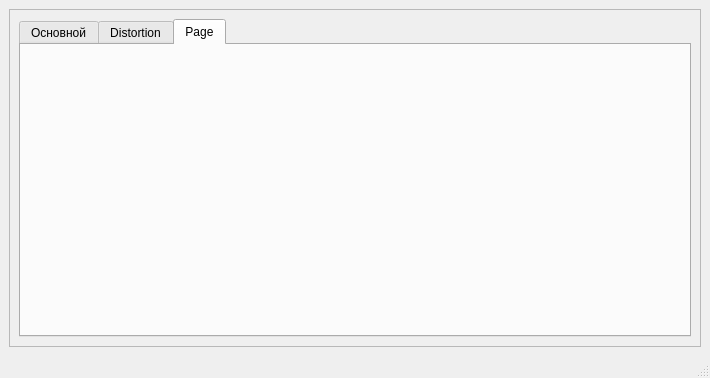
Before: the Qt Designer form ui/mainForm.ui in Andrew-Garanin/AudioDigitalFiltering, drawn with Qt 5.
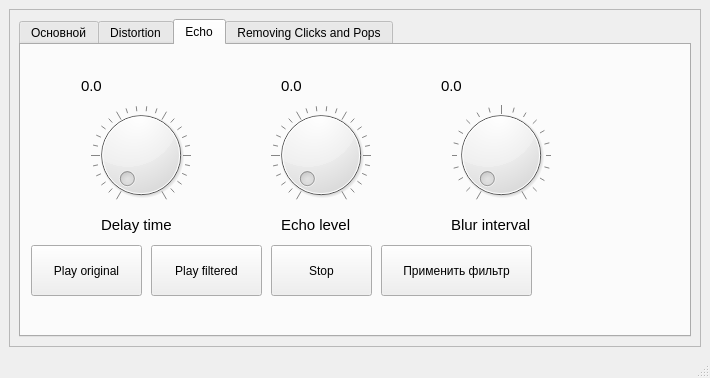
After: the same form once the commit is applied. The open tabs and pages were chosen to show the change.

Commit message: Done UI for echo and split audio on two arrays

Diff of the .ui file:
```diff
--- a/ui/mainForm.ui
+++ b/ui/mainForm.ui
@@ -24,7 +24,7 @@
        <enum>QFrame::Raised</enum>
       </property>
       <layout class="QGridLayout" name="gridLayout">
-       <item row="0" column="0">
+       <item row="0" column="1">
         <widget class="QTabWidget" name="tabWidget">
          <property name="currentIndex">
           <number>0</number>
@@ -46,22 +46,6 @@
             <string>Draw graph original</string>
            </property>
           </widget>
-          <widget class="QPushButton" name="buttonPlayOriginalSound">
-           <property name="geometry">
-            <rect>
-             <x>10</x>
-             <y>130</y>
-             <width>111</width>
-             <height>51</height>
-            </rect>
-           </property>
-           <property name="contextMenuPolicy">
-            <enum>Qt::DefaultContextMenu</enum>
-           </property>
-           <property name="text">
-            <string>Play original</string>
-           </property>
-          </widget>
           <widget class="QPushButton" name="buttonSave">
            <property name="geometry">
             <rect>
@@ -103,19 +87,6 @@
             </rect>
            </property>
           </widget>
-          <widget class="QPushButton" name="buttonStop">
-           <property name="geometry">
-            <rect>
-             <x>130</x>
-             <y>130</y>
-             <width>101</width>
-             <height>51</height>
-            </rect>
-           </property>
-           <property name="text">
-            <string>Stop</string>
-           </property>
-          </widget>
           <widget class="QToolButton" name="buttonSelectFile">
            <property name="geometry">
             <rect>
@@ -129,22 +100,6 @@
             <string>...</string>
            </property>
           </widget>
-          <widget class="QPushButton" name="buttonPlayFilteredSound">
-           <property name="geometry">
-            <rect>
-             <x>10</x>
-             <y>190</y>
-             <width>111</width>
-             <height>51</height>
-            </rect>
-           </property>
-           <property name="contextMenuPolicy">
-            <enum>Qt::DefaultContextMenu</enum>
-           </property>
-           <property name="text">
-            <string>Play filtered</string>
-           </property>
-          </widget>
           <widget class="QPushButton" name="buttonGraphFiltered">
            <property name="geometry">
             <rect>
@@ -457,8 +412,240 @@
          </widget>
          <widget class="QWidget" name="tab_3">
           <attribute name="title">
-           <string>Page</string>
+           <string>Echo</string>
           </attribute>
+          <widget class="QPushButton" name="buttonFilterEcho">
+           <property name="geometry">
+            <rect>
+             <x>360</x>
+             <y>200</y>
+             <width>151</width>
+             <height>51</height>
+            </rect>
+           </property>
+           <property name="text">
+            <string>Применить фильтр</string>
+           </property>
+          </widget>
+          <widget class="QPushButton" name="buttonPlayFilteredSound">
+           <property name="geometry">
+            <rect>
+             <x>130</x>
+             <y>200</y>
+             <width>111</width>
+             <height>51</height>
+            </rect>
+           </property>
+           <property name="contextMenuPolicy">
+            <enum>Qt::DefaultContextMenu</enum>
+           </property>
+           <property name="text">
+            <string>Play filtered</string>
+           </property>
+          </widget>
+          <widget class="QPushButton" name="buttonStop">
+           <property name="geometry">
+            <rect>
+             <x>250</x>
+             <y>200</y>
+             <width>101</width>
+             <height>51</height>
+            </rect>
+           </property>
+           <property name="text">
+            <string>Stop</string>
+           </property>
+          </widget>
+          <widget class="QPushButton" name="buttonPlayOriginalSound">
+           <property name="geometry">
+            <rect>
+             <x>10</x>
+             <y>200</y>
+             <width>111</width>
+             <height>51</height>
+            </rect>
+           </property>
+           <property name="contextMenuPolicy">
+            <enum>Qt::DefaultContextMenu</enum>
+           </property>
+           <property name="text">
+            <string>Play original</string>
+           </property>
+          </widget>
+          <widget class="QDial" name="delayTimeWheel">
+           <property name="geometry">
+            <rect>
+             <x>70</x>
+             <y>60</y>
+             <width>100</width>
+             <height>100</height>
+            </rect>
+           </property>
+           <property name="maximum">
+            <number>100</number>
+           </property>
+           <property name="notchesVisible">
+            <bool>true</bool>
+           </property>
+          </widget>
+          <widget class="QDial" name="echoLevelWheel">
+           <property name="geometry">
+            <rect>
+             <x>250</x>
+             <y>60</y>
+             <width>100</width>
+             <height>100</height>
+            </rect>
+           </property>
+           <property name="maximum">
+            <number>100</number>
+           </property>
+           <property name="notchesVisible">
+            <bool>true</bool>
+           </property>
+          </widget>
+          <widget class="QDial" name="blurIntervalWheel">
+           <property name="geometry">
+            <rect>
+             <x>430</x>
+             <y>60</y>
+             <width>100</width>
+             <height>100</height>
+            </rect>
+           </property>
+           <property name="maximum">
+            <number>20</number>
+           </property>
+           <property name="notchesVisible">
+            <bool>true</bool>
+           </property>
+          </widget>
+          <widget class="QLabel" name="echoLevelLabelValue">
+           <property name="geometry">
+            <rect>
+             <x>260</x>
+             <y>30</y>
+             <width>81</width>
+             <height>21</height>
+            </rect>
+           </property>
+           <property name="font">
+            <font>
+             <pointsize>11</pointsize>
+            </font>
+           </property>
+           <property name="text">
+            <string>0.0</string>
+           </property>
+          </widget>
+          <widget class="QLabel" name="delayTimeLabelValue">
+           <property name="geometry">
+            <rect>
+             <x>60</x>
+             <y>30</y>
+             <width>81</width>
+             <height>21</height>
+            </rect>
+           </property>
+           <property name="font">
+            <font>
+             <pointsize>11</pointsize>
+            </font>
+           </property>
+           <property name="text">
+            <string>0.0</string>
+           </property>
+          </widget>
+          <widget class="QLabel" name="blurIntervalLabelValue">
+           <property name="geometry">
+            <rect>
+             <x>420</x>
+             <y>30</y>
+             <width>81</width>
+             <height>21</height>
+            </rect>
+           </property>
+           <property name="font">
+            <font>
+             <pointsize>11</pointsize>
+            </font>
+           </property>
+           <property name="text">
+            <string>0.0</string>
+           </property>
+          </widget>
+          <widget class="QLabel" name="delayTimeLabel">
+           <property name="geometry">
+            <rect>
+             <x>80</x>
+             <y>170</y>
+             <width>101</width>
+             <height>20</height>
+            </rect>
+           </property>
+           <property name="font">
+            <font>
+             <pointsize>11</pointsize>
+            </font>
+           </property>
+           <property name="text">
+            <string>Delay time</string>
+           </property>
+          </widget>
+          <widget class="QLabel" name="echoLevelLabel">
+           <property name="geometry">
+            <rect>
+             <x>260</x>
+             <y>170</y>
+             <width>101</width>
+             <height>20</height>
+            </rect>
+           </property>
+           <property name="font">
+            <font>
+             <pointsize>11</pointsize>
+            </font>
+           </property>
+           <property name="text">
+            <string>Echo level</string>
+           </property>
+          </widget>
+          <widget class="QLabel" name="blurIntervalLabel">
+           <property name="geometry">
+            <rect>
+             <x>430</x>
+             <y>170</y>
+             <width>101</width>
+             <height>20</height>
+            </rect>
+           </property>
+           <property name="font">
+            <font>
+             <pointsize>11</pointsize>
+            </font>
+           </property>
+           <property name="text">
+            <string>Blur interval</string>
+           </property>
+          </widget>
+         </widget>
+         <widget class="QWidget" name="tab_4">
+          <attribute name="title">
+           <string>Removing Clicks and Pops</string>
+          </attribute>
+          <widget class="QPushButton" name="buttonFilterRemovingClicksAndPops">
+           <property name="geometry">
+            <rect>
+             <x>430</x>
+             <y>220</y>
+             <width>131</width>
+             <height>41</height>
+            </rect>
+           </property>
+           <property name="text">
+            <string>Применить фильтр</string>
+           </property>
+          </widget>
          </widget>
         </widget>
        </item>
```
Left out of the diff: 10 changed lines with no effect on the pictures. The commit also changes 5 other files.
